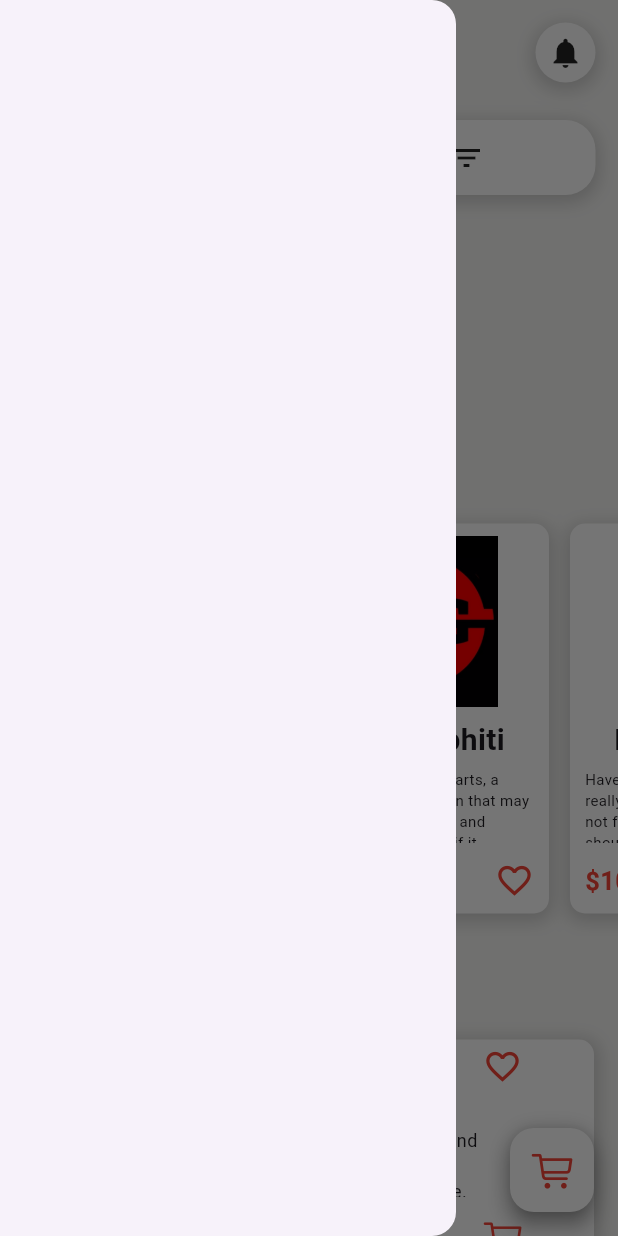
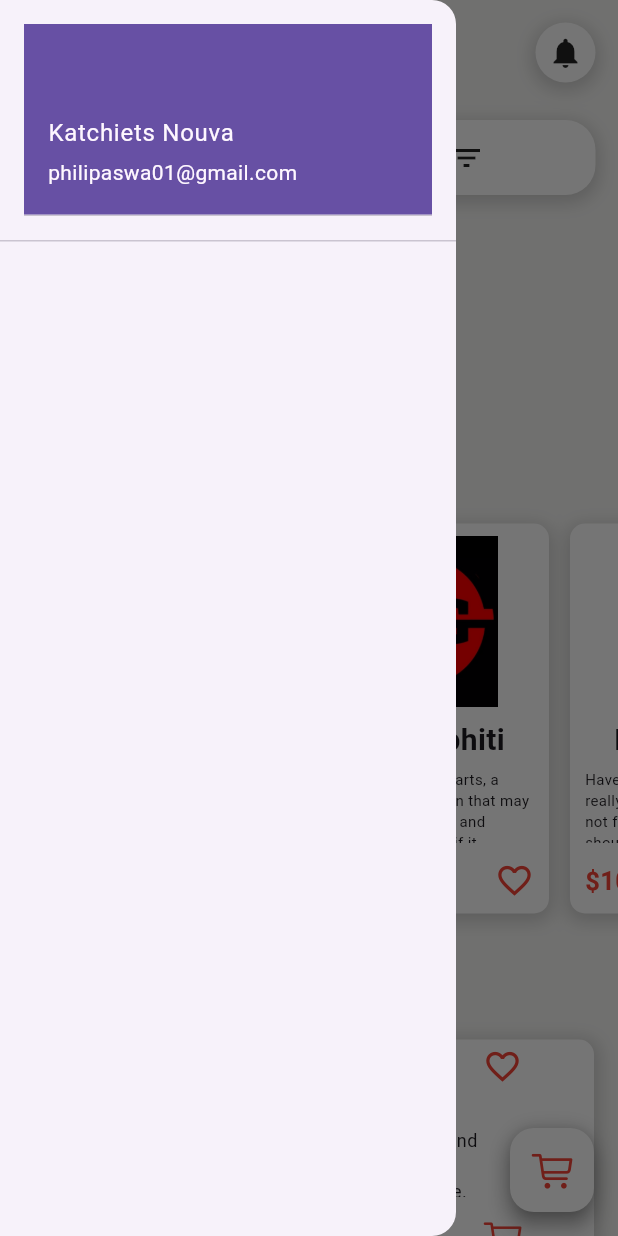
Before and after one commit to Katchietsnouva/family_health_app, a Flutter app: the screen it shows after launch, with the side drawer open, on a phone screen of 412 x 824 dp. Run offline on Flutter 3.47's test engine with Material 3 defaults, Android fonts, the phone set to English and light mode, and no system bars; drawn by our look-alikes of flutter_rating_bar.

Commit message:
commit 0.59

```diff
--- a/lib/Widgets/DrawerWidget.dart
+++ b/lib/Widgets/DrawerWidget.dart
@@ -6,7 +6,18 @@ class DrawerWidget extends StatelessWidget {
 
   @override
   Widget build(BuildContext context) {
-    return Drawer();
+    return Drawer(
+      child: ListView(
+        children: [
+          DrawerHeader(
+            child: UserAccountsDrawerHeader(
+              accountName: Text("Katchiets Nouva"),
+              accountEmail: Text("philipaswa01@gmail.com"),
+            ),
+          ),
+        ]
+      ),
+    );
 
   }
 }
```
